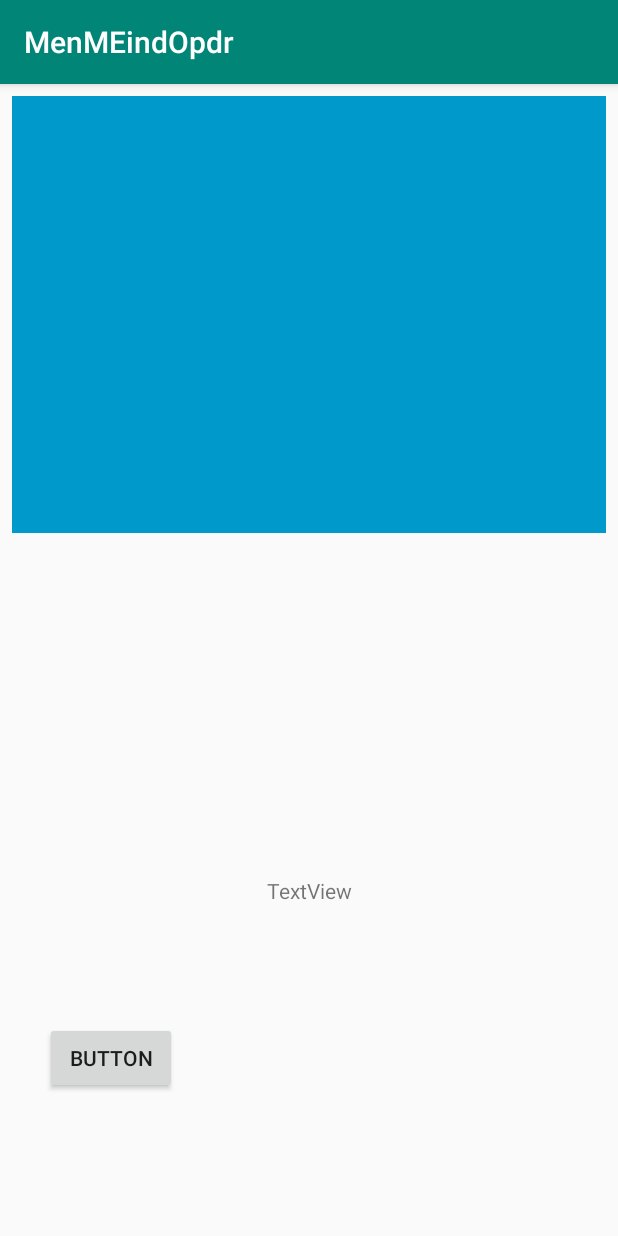
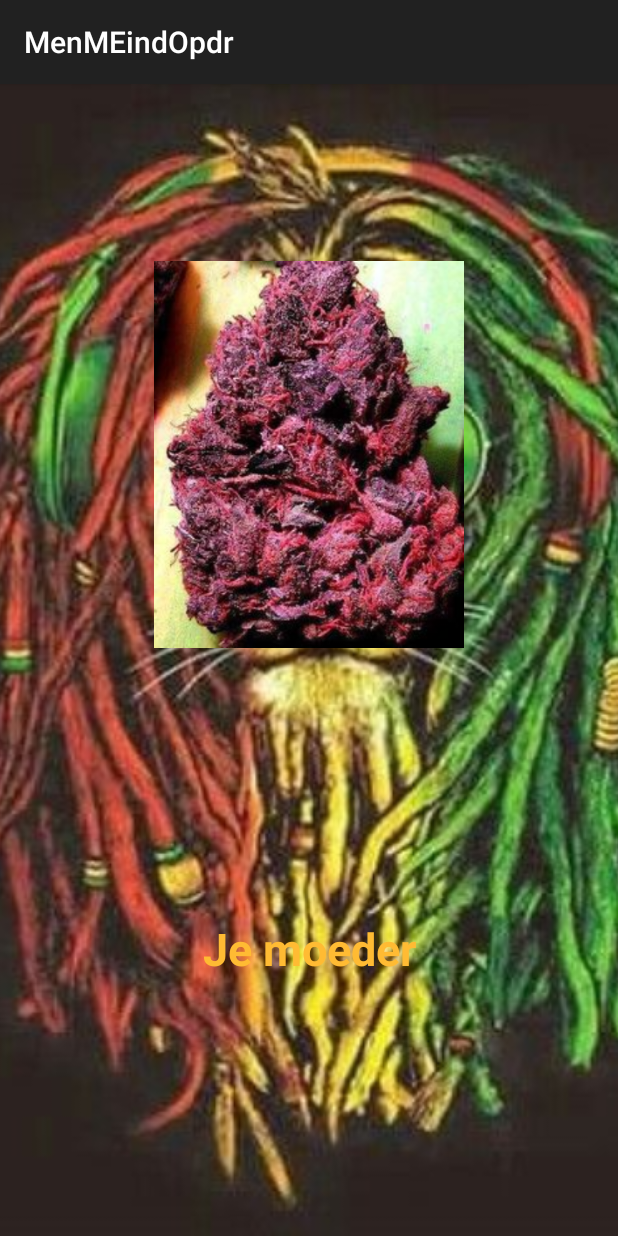
Before and after one commit to fite474/MenMEindOpdrCSD, an Android app: the first screen one second after launch (MainActivity before the commit, StartingActivity after it), on a phone screen of 412 x 824 dp. Run offline under Robolectric (Android 15) with nearby library versions, the phone set to English and light mode, and no system bars.

Commit message:
[added] startup activity

```diff
--- a/app/build.gradle
+++ b/app/build.gradle
@@ -27,6 +27,7 @@ dependencies {
     implementation 'com.android.support:appcompat-v7:28.0.0'
     implementation 'com.android.support.constraint:constraint-layout:1.1.3'
     implementation 'com.google.android.gms:play-services-maps:16.0.0'
+    implementation 'com.android.support:support-v4:28.0.0'
     testImplementation 'junit:junit:4.12'
     androidTestImplementation 'com.android.support.test:runner:1.0.2'
     androidTestImplementation 'com.android.support.test.espresso:espresso-core:3.0.2'
--- a/app/src/main/AndroidManifest.xml
+++ b/app/src/main/AndroidManifest.xml
@@ -15,12 +15,20 @@
         android:label="@string/app_name"
         android:roundIcon="@mipmap/ic_launcher_round"
         android:supportsRtl="true"
-        android:theme="@style/AppTheme">
+        android:theme="@style/Theme.AppCompat">
         <activity android:name=".MainActivity">
+            <intent-filter>
+                <action android:name="android.intent.action.VIEW" />
+
+                <category android:name="android.intent.category.DEFAULT" />
+            </intent-filter>
+        </activity>
+        <activity android:name=".StartingActivity">
+
             <intent-filter>
                 <action android:name="android.intent.action.MAIN" />
 
-                <category android:name="android.intent.category.LAUNCHER" />
+                <category android:name="android.intent.category.LAUNCHER"/>
             </intent-filter>
         </activity>
         <!--
@@ -37,7 +45,7 @@
 
         <activity
             android:name=".MapsActivity"
-            android:label="@string/title_activity_maps"></activity>
+            android:label="@string/title_activity_maps" />
     </application>
 
 </manifest>
--- /dev/null
+++ b/app/src/main/java/com/example/maurice/menmeindopdr/StartingActivity.java
@@ -0,0 +1,46 @@
+package com.example.maurice.menmeindopdr;
+
+import android.content.Intent;
+import android.os.Bundle;
+import android.os.Handler;
+import android.support.annotation.Nullable;
+import android.support.v7.app.AppCompatActivity;
+import android.widget.ImageView;
+import android.widget.TextView;
+
+import java.util.Timer;
+
+public class StartingActivity extends AppCompatActivity
+{
+    private ImageView backgroundImageView;
+    private ImageView logoImageView;
+    private TextView fetchTrainTextView;
+
+    private static int TIME_OUT = 2420;
+
+    @Override
+    protected void onCreate(@Nullable Bundle savedInstanceState)
+    {
+        super.onCreate(savedInstanceState);
+        setContentView(R.layout.activity_starting);
+
+        backgroundImageView = findViewById(R.id.start_backgrImageView);
+        logoImageView = findViewById(R.id.start_logoImageView);
+        fetchTrainTextView = findViewById(R.id.start_fetchTrainTextView);
+
+        backgroundImageView.setImageResource(R.drawable.rasta);
+        logoImageView.setImageResource(R.drawable.nug);
+
+        new Handler().postDelayed(new Runnable()
+        {
+            @Override
+            public void run()
+            {
+                Intent i = new Intent (StartingActivity.this, MainActivity.class);
+                startActivity(i);
+                finish();
+            }
+        }, TIME_OUT);
+
+    }
+}
--- /dev/null
+++ b/app/src/main/res/layout/activity_starting.xml
@@ -0,0 +1,76 @@
+<?xml version="1.0" encoding="utf-8"?>
+<android.support.constraint.ConstraintLayout xmlns:android="http://schemas.android.com/apk/res/android"
+    xmlns:app="http://schemas.android.com/apk/res-auto"
+    xmlns:tools="http://schemas.android.com/tools"
+    android:id="@+id/fullscreen_content"
+    android:layout_width="match_parent"
+    android:layout_height="match_parent"
+    android:background="#0099cc"
+    tools:context=".StartingActivity">
+
+    <!-- The primary full-screen view. This can be replaced with whatever view
+         is needed to present your content, e.g. VideoView, SurfaceView,
+         TextureView, etc. -->
+
+    <!-- This FrameLayout insets its children based on system windows using
+         android:fitsSystemWindows. -->
+
+    <ImageView
+        android:id="@+id/start_backgrImageView"
+        android:layout_width="0dp"
+        android:layout_height="0dp"
+        android:scaleType="centerCrop"
+        app:layout_constraintBottom_toBottomOf="parent"
+        app:layout_constraintEnd_toEndOf="parent"
+        app:layout_constraintStart_toStartOf="parent"
+        app:layout_constraintTop_toTopOf="parent"
+        tools:src="@drawable/rasta"
+        tools:srcCompat="@tools:sample/backgrounds/scenic[19]" />
+
+    <android.support.constraint.Guideline
+        android:id="@+id/guidLogoTop"
+        android:layout_width="wrap_content"
+        android:layout_height="wrap_content"
+        android:orientation="horizontal"
+        app:layout_constraintGuide_percent="0.14285715" />
+
+    <android.support.constraint.Guideline
+        android:id="@+id/guidLogoBottom"
+        android:layout_width="wrap_content"
+        android:layout_height="wrap_content"
+        android:orientation="horizontal"
+        app:layout_constraintGuide_percent="0.5" />
+
+    <ImageView
+        android:id="@+id/start_logoImageView"
+        android:layout_width="wrap_content"
+        android:layout_height="0dp"
+        android:layout_marginStart="8dp"
+        android:layout_marginTop="8dp"
+        android:layout_marginEnd="8dp"
+        android:layout_marginBottom="8dp"
+        android:scaleType="fitCenter"
+        app:layout_constraintBottom_toTopOf="@+id/guidLogoBottom"
+        app:layout_constraintEnd_toEndOf="parent"
+        app:layout_constraintStart_toStartOf="parent"
+        app:layout_constraintTop_toTopOf="@+id/guidLogoTop"
+        tools:src="@tools:sample/avatars[2]"
+        tools:srcCompat="@tools:sample/avatars[2]" />
+
+    <TextView
+        android:id="@+id/start_fetchTrainTextView"
+        android:layout_width="wrap_content"
+        android:layout_height="wrap_content"
+        android:layout_marginStart="8dp"
+        android:layout_marginTop="8dp"
+        android:layout_marginEnd="8dp"
+        android:layout_marginBottom="8dp"
+        android:text="Je moeder"
+        android:textColor="@android:color/holo_orange_light"
+        android:textSize="30sp"
+        android:textStyle="bold"
+        app:layout_constraintBottom_toBottomOf="@+id/start_backgrImageView"
+        app:layout_constraintEnd_toEndOf="parent"
+        app:layout_constraintStart_toStartOf="parent"
+        app:layout_constraintTop_toTopOf="@+id/guidLogoBottom" />
+</android.support.constraint.ConstraintLayout>
--- /dev/null
+++ b/app/src/main/res/values/attrs.xml
@@ -0,0 +1,12 @@
+<resources>
+
+    <!-- Declare custom theme attributes that allow changing which styles are
+         used for button bars depending on the API level.
+         ?android:attr/buttonBarStyle is new as of API 11 so this is
+         necessary to support previous API levels. -->
+    <declare-styleable name="ButtonBarContainerTheme">
+        <attr name="metaButtonBarStyle" format="reference" />
+        <attr name="metaButtonBarButtonStyle" format="reference" />
+    </declare-styleable>
+
+</resources>
--- a/app/src/main/res/values/strings.xml
+++ b/app/src/main/res/values/strings.xml
@@ -1,4 +1,10 @@
 <resources>
     <string name="app_name">MenMEindOpdr</string>
     <string name="title_activity_maps">Map</string>
+
+    <string name="title_activity_startup">StartupActivity</string>
+    <string name="dummy_button">Dummy Button</string>
+    <string name="dummy_content">DUMMY\nCONTENT</string>
+
+    <string name="title_activity_starting">StartingActivity</string>
 </resources>
```
Also changed, not shown: app/src/main/res/drawable-v24/nug.jpg (added), app/src/main/res/drawable-v24/rasta.jpg (added).
